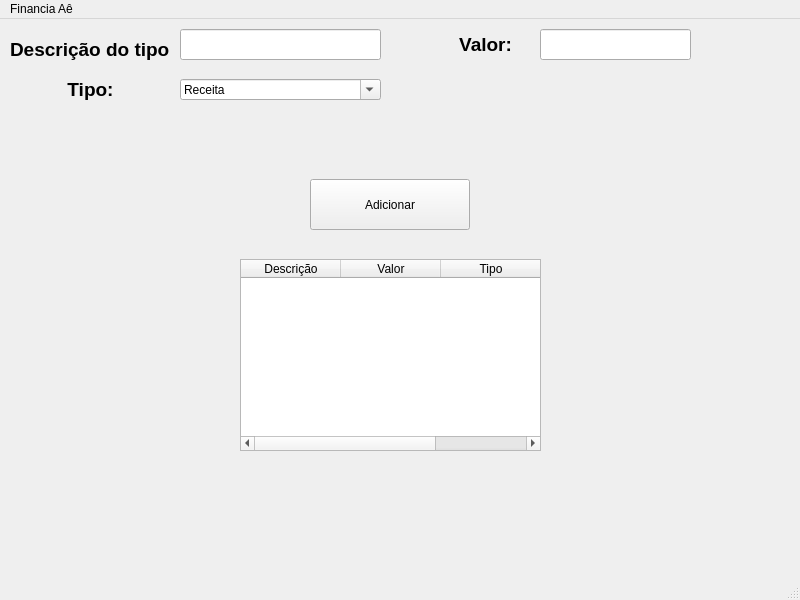
First picture: the form in Projeto_Gamma/ui/main_window.ui, repository Hudson-Mesquita/ProjectGamma, before the edit.
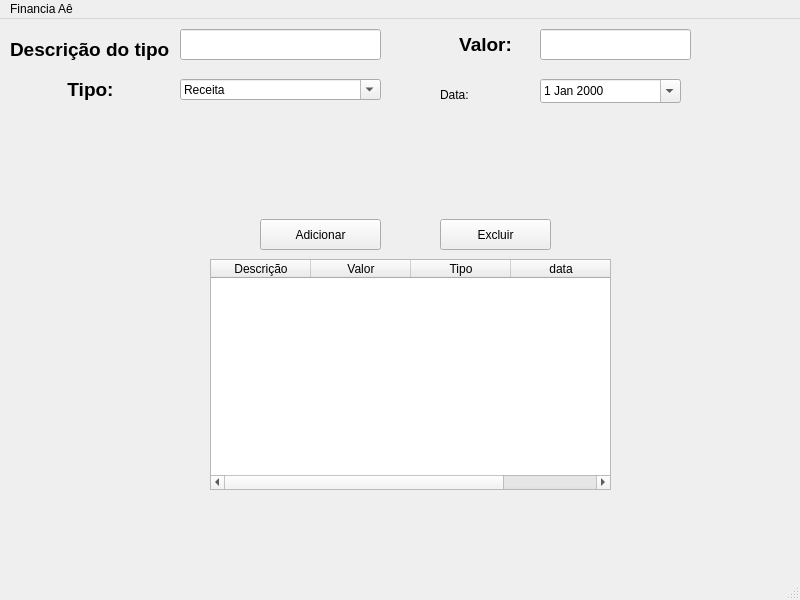
Second picture: the form after the edit.

Commit message: Atualização V0.06, adicionado a opção de exluir e data despesa

What changed in the file:
```diff
--- a/Projeto_Gamma/ui/main_window.ui
+++ b/Projeto_Gamma/ui/main_window.ui
@@ -105,10 +105,10 @@
    <widget class="QPushButton" name="pushButton">
     <property name="geometry">
      <rect>
-      <x>310</x>
-      <y>160</y>
-      <width>160</width>
-      <height>51</height>
+      <x>260</x>
+      <y>200</y>
+      <width>121</width>
+      <height>31</height>
      </rect>
     </property>
     <property name="text">
@@ -118,14 +118,14 @@
    <widget class="QTableWidget" name="tableWidget">
     <property name="geometry">
      <rect>
-      <x>240</x>
+      <x>210</x>
       <y>240</y>
-      <width>301</width>
-      <height>192</height>
+      <width>401</width>
+      <height>231</height>
      </rect>
     </property>
     <property name="columnCount">
-     <number>3</number>
+     <number>4</number>
     </property>
     <column>
      <property name="text">
@@ -142,6 +142,50 @@
       <string>Tipo</string>
      </property>
     </column>
+    <column>
+     <property name="text">
+      <string>data</string>
+     </property>
+    </column>
+   </widget>
+   <widget class="QPushButton" name="BotaoExcluir">
+    <property name="geometry">
+     <rect>
+      <x>440</x>
+      <y>200</y>
+      <width>111</width>
+      <height>31</height>
+     </rect>
+    </property>
+    <property name="text">
+     <string>Excluir</string>
+    </property>
+   </widget>
+   <widget class="QDateEdit" name="dateEdit">
+    <property name="geometry">
+     <rect>
+      <x>540</x>
+      <y>60</y>
+      <width>141</width>
+      <height>24</height>
+     </rect>
+    </property>
+    <property name="calendarPopup">
+     <bool>true</bool>
+    </property>
+   </widget>
+   <widget class="QLabel" name="label_4">
+    <property name="geometry">
+     <rect>
+      <x>440</x>
+      <y>60</y>
+      <width>91</width>
+      <height>31</height>
+     </rect>
+    </property>
+    <property name="text">
+     <string>&lt;html&gt;&lt;head/&gt;&lt;body&gt;&lt;p align=&quot;center&quot;&gt;&lt;span style=&quot; font-size:14pt; font-weight:700;&quot;&gt;Data:&lt;/span&gt;&lt;/p&gt;&lt;/body&gt;&lt;/html&gt;</string>
+    </property>
    </widget>
   </widget>
   <widget class="QMenuBar" name="menubar">
```
The commit also changes 8 other files.
